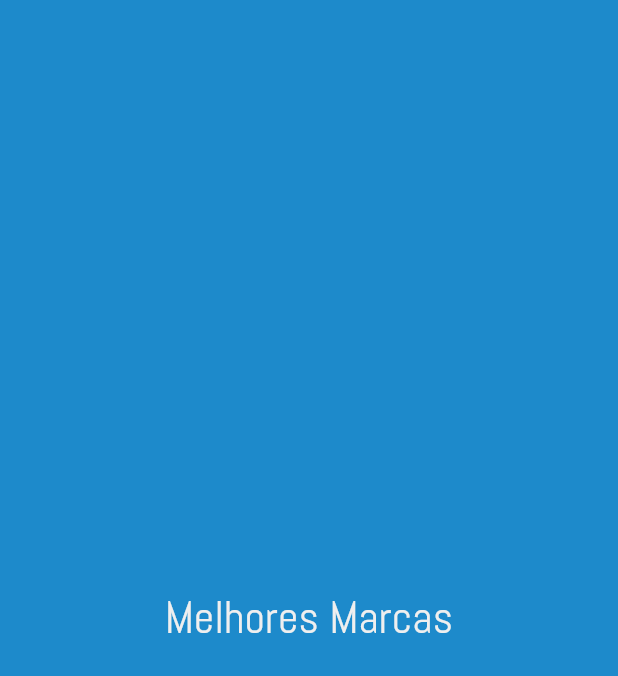
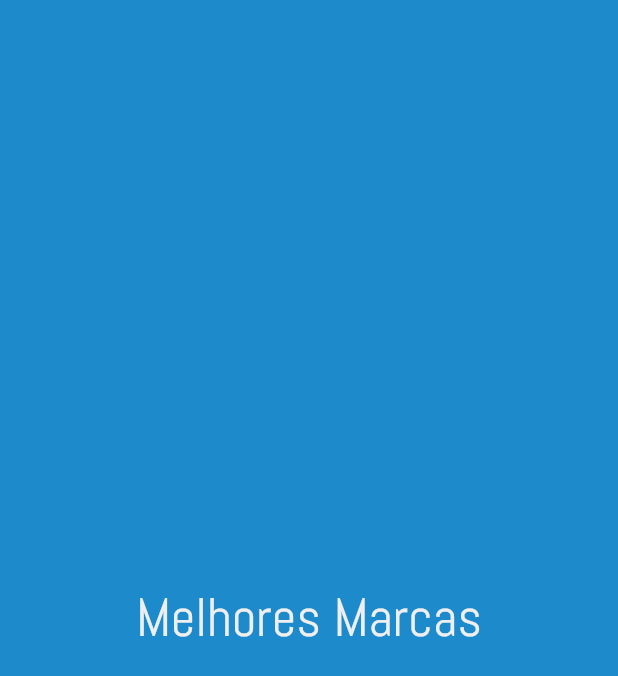
Before and after one commit to filipecancio/melhores-marcas, a Flutter app: the screen it shows after launch, on a phone screen of 412 x 824 dp. Shown: the top 676 px of the screen. Run offline on Flutter 3.47's test engine with Material 2 defaults, Android fonts, the light colour scheme and no system bars.

Commit message:
Atualizando tipogradia #3

```diff
--- /dev/null
+++ b/mmflutter/lib/ds/typography.dart
@@ -0,0 +1,58 @@
+// ignore_for_file: non_constant_identifier_names
+
+import 'package:flutter/rendering.dart';
+import 'package:mmflutter/ds/colors.dart';
+
+class MMStyles {
+  static final coal_1_title_1 =
+      TextStyle(fontFamily: 'Abel', fontSize: 36, color: MMColors.coal_1);
+  static final coal_1_title_2 =
+      TextStyle(fontFamily: 'Abel', fontSize: 32, color: MMColors.coal_1);
+  static final coal_1_title_3 =
+      TextStyle(fontFamily: 'Abel', fontSize: 24, color: MMColors.coal_1);
+  static final coal_1_title_4 =
+      TextStyle(fontFamily: 'Abel', fontSize: 20, color: MMColors.coal_1);
+  static final coal_1_body_1 =
+      TextStyle(fontFamily: 'Abel', fontSize: 16, color: MMColors.coal_1);
+  static final coal_1_body_2 =
+      TextStyle(fontFamily: 'Abel', fontSize: 14, color: MMColors.coal_1);
+
+  static final coal_6_title_1 =
+      TextStyle(fontFamily: 'Abel', fontSize: 36, color: MMColors.coal_6);
+  static final coal_6_title_2 =
+      TextStyle(fontFamily: 'Abel', fontSize: 32, color: MMColors.coal_6);
+  static final coal_6_title_3 =
+      TextStyle(fontFamily: 'Abel', fontSize: 24, color: MMColors.coal_6);
+  static final coal_6_title_4 =
+      TextStyle(fontFamily: 'Abel', fontSize: 20, color: MMColors.coal_6);
+  static final coal_6_body_1 =
+      TextStyle(fontFamily: 'Abel', fontSize: 16, color: MMColors.coal_6);
+  static final coal_6_body_2 =
+      TextStyle(fontFamily: 'Abel', fontSize: 14, color: MMColors.coal_6);
+
+  static final ocean_5_title_1 =
+      TextStyle(fontFamily: 'Abel', fontSize: 36, color: MMColors.ocean_5);
+  static final ocean_5_title_2 =
+      TextStyle(fontFamily: 'Abel', fontSize: 32, color: MMColors.ocean_5);
+  static final ocean_5_title_3 =
+      TextStyle(fontFamily: 'Abel', fontSize: 24, color: MMColors.ocean_5);
+  static final ocean_5_title_4 =
+      TextStyle(fontFamily: 'Abel', fontSize: 20, color: MMColors.ocean_5);
+  static final ocean_5_body_1 =
+      TextStyle(fontFamily: 'Abel', fontSize: 16, color: MMColors.ocean_5);
+  static final ocean_5_body_2 =
+      TextStyle(fontFamily: 'Abel', fontSize: 14, color: MMColors.ocean_5);
+
+  static final ocean_6_title_1 =
+      TextStyle(fontFamily: 'Abel', fontSize: 36, color: MMColors.ocean_6);
+  static final ocean_6_title_2 =
+      TextStyle(fontFamily: 'Abel', fontSize: 32, color: MMColors.ocean_6);
+  static final ocean_6_title_3 =
+      TextStyle(fontFamily: 'Abel', fontSize: 24, color: MMColors.ocean_6);
+  static final ocean_6_title_4 =
+      TextStyle(fontFamily: 'Abel', fontSize: 20, color: MMColors.ocean_6);
+  static final ocean_6_body_1 =
+      TextStyle(fontFamily: 'Abel', fontSize: 16, color: MMColors.ocean_6);
+  static final ocean_6_body_2 =
+      TextStyle(fontFamily: 'Abel', fontSize: 14, color: MMColors.ocean_6);
+}
--- a/mmflutter/lib/ui/modules/home/home_page.dart
+++ b/mmflutter/lib/ui/modules/home/home_page.dart
@@ -1,5 +1,6 @@
 import 'package:flutter/material.dart';
 import 'package:mmflutter/ds/colors.dart';
+import 'package:mmflutter/ds/typography.dart';
 
 class HomePage extends StatefulWidget {
   const HomePage({Key? key}) : super(key: key);
@@ -17,8 +18,7 @@ class _HomePageState extends State<HomePage> {
         child: Column(mainAxisAlignment: MainAxisAlignment.center, children: [
           Text(
             "Melhores Marcas",
-            style: TextStyle(
-                fontSize: 30, color: MMColors.coal_1, fontFamily: 'Abel'),
+            style: MMStyles.coal_1_title_1,
           ),
         ]),
       ),
```
